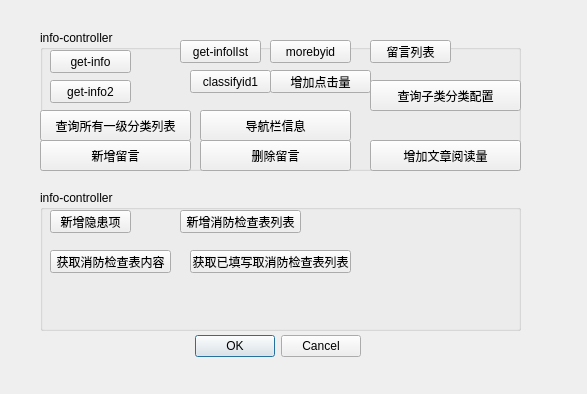
This is CommandCenter/MainApp/hsftestdialog.ui in LDevin/CommandCenter as Qt 5 draws it before an edit. The edited form follows.
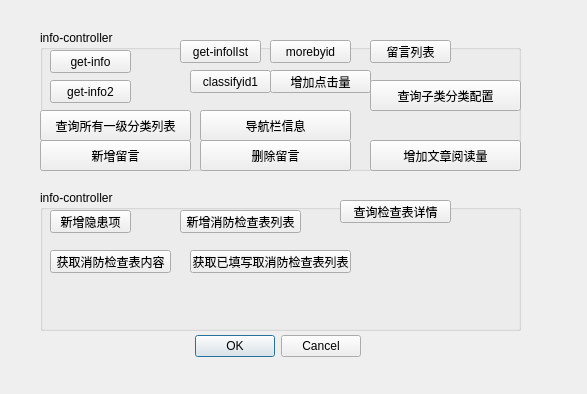
This is the edited form.

```diff
--- a/CommandCenter/MainApp/hsftestdialog.ui
+++ b/CommandCenter/MainApp/hsftestdialog.ui
@@ -275,6 +275,19 @@
      <string>获取已填写取消防检查表列表</string>
     </property>
    </widget>
+   <widget class="QPushButton" name="getFormListDetail">
+    <property name="geometry">
+     <rect>
+      <x>300</x>
+      <y>10</y>
+      <width>111</width>
+      <height>23</height>
+     </rect>
+    </property>
+    <property name="text">
+     <string>查询检查表详情</string>
+    </property>
+   </widget>
   </widget>
  </widget>
  <resources/>
```
